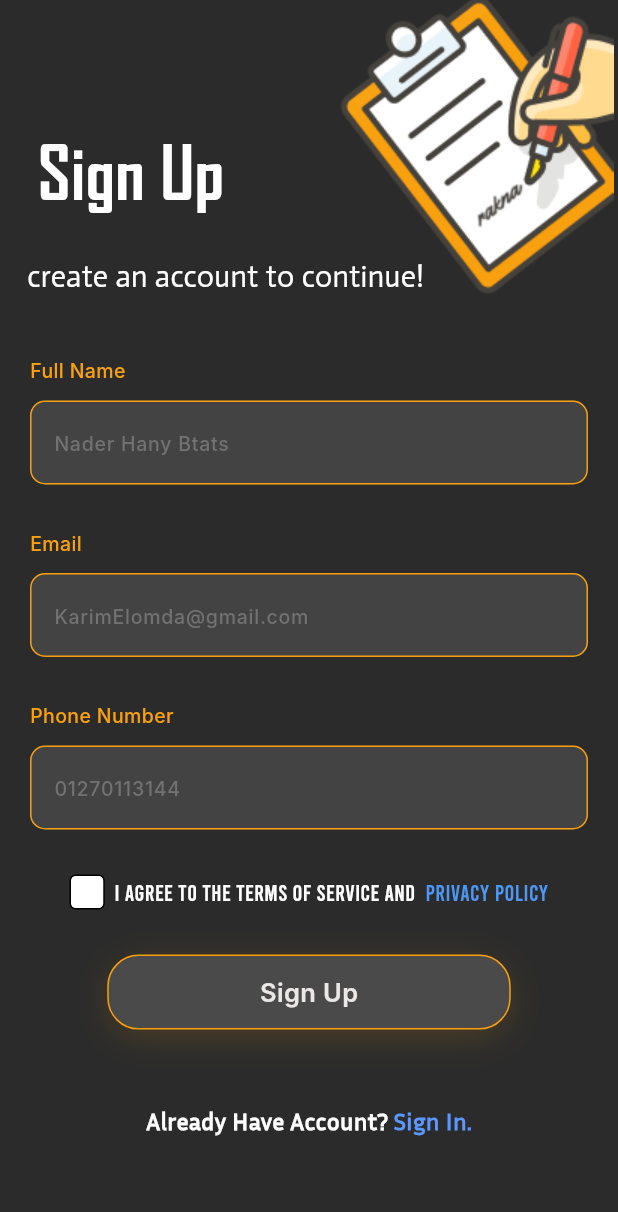
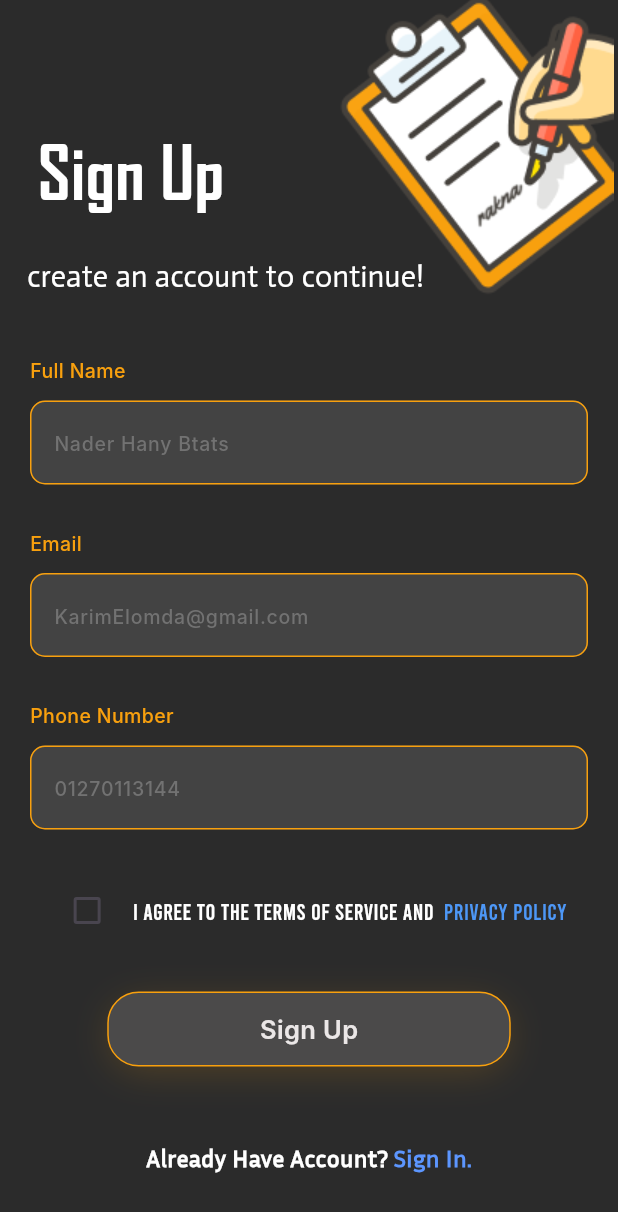
Before and after one commit to MohamedElmelegy74/Rakna_1, a Flutter app: the SginUp screen opened directly, on a phone screen of 412 x 824 dp. Shown: the top 1212 px of the screen. Run offline on Flutter 3.47's test engine with Material 3 defaults, Android fonts, the phone set to English and light mode, and no system bars; our stand-ins replace gap; Roboto replaces fonts that are missing (Inter).

Commit message:
first commit

```diff
--- a/rakna/lib/pages/signup_page.dart
+++ b/rakna/lib/pages/signup_page.dart
@@ -1,20 +1,27 @@
 import 'package:flutter/material.dart';
 import 'package:gap/gap.dart';
 import 'package:rakna/constants.dart';
+import 'package:rakna/pages/privacy_policey_page.dart';
 import 'package:rakna/widgets/custom_button.dart';
 import 'package:rakna/widgets/custom_textfield.dart';
-import 'package:rakna/widgets/cutom_input_data_text.dart';
+import 'package:rakna/widgets/custom_input_data_text.dart';
 
-class SginUp extends StatelessWidget {
+class SginUp extends StatefulWidget {
   SginUp({Key? key}) : super(key: key);
   static String id = 'RegisterPage';
+
+  @override
+  _SginUpState createState() => _SginUpState();
+}
+
+class _SginUpState extends State<SginUp> {
+  bool agreeToTerms = false;
 
   @override
   Widget build(BuildContext context) {
     return Scaffold(
       backgroundColor: kPrimaryColor,
       body: Stack(
-        //To be able to place the image on the UI.
         children: [
           Positioned(
             top: -68,
@@ -87,17 +94,15 @@ class SginUp extends StatelessWidget {
                 Row(
                   mainAxisAlignment: MainAxisAlignment.center,
                   children: [
-                    Container(
-                      width: 23.50,
-                      height: 23.41,
-                      clipBehavior: Clip.antiAlias,
-                      decoration: ShapeDecoration(
-                        color: Colors.white,
-                        shape: RoundedRectangleBorder(
-                          side: const BorderSide(width: 1),
-                          borderRadius: BorderRadius.circular(4),
-                        ),
-                      ),
+                    Checkbox(
+                      value: agreeToTerms,
+                      onChanged: (value) {
+                        setState(
+                          () {
+                            agreeToTerms = value!;
+                          },
+                        );
+                      },
                     ),
                     const Text(
                       ' I agree to the terms of service and  ',
@@ -110,7 +115,14 @@ class SginUp extends StatelessWidget {
                         height: 0.12,
                       ),
                     ),
-                    const Text(
+                    GestureDetector(
+                      onTap: () {
+                        Navigator.pushNamed(
+                          context,
+                          'PrivacyPoliceyPage',
+                        );
+                      },
+                      child: const Text(
                         ' privacy policy',
                         textAlign: TextAlign.center,
                         style: TextStyle(
@@ -121,11 +133,21 @@ class SginUp extends StatelessWidget {
                           height: 0.12,
                         ),
                       ),
+                    ),
                   ],
                 ),
                 const Gap(30),
                 CustomButton(
                   text: 'Sign Up',
+                  onTap: () {
+                    if (agreeToTerms) {
+                      // Add your sign-up logic here
+                      print('User agreed to terms. Signing up...');
+                    } else {
+                      // Show an alert or handle the case where terms are not agreed
+                      print('User must agree to terms before signing up.');
+                    }
+                  },
                 ),
                 const Gap(60),
                 Row(
@@ -155,7 +177,8 @@ class SginUp extends StatelessWidget {
                           fontWeight: FontWeight.w700,
                           height: 0.09,
                         ),
-                        ))
+                      ),
+                    )
                   ],
                 ),
                 const Spacer(flex: 3),
```
Also changed, not shown: rakna/lib/main.dart (+8 -8 lines), rakna/lib/pages/privacy_policey_page.dart (+10 -2 lines), rakna/lib/widgets/custom_button.dart (+0 -21 lines), rakna/lib/widgets/custom_input_data_text.dart (renamed from rakna/lib/widgets/cutom_input_data_text.dart). Lines whose indentation alone changed are shown as unchanged.
